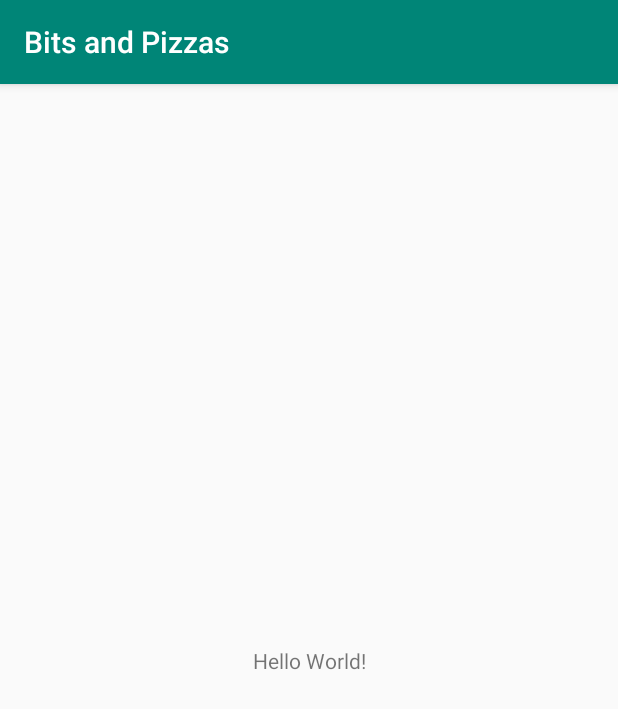
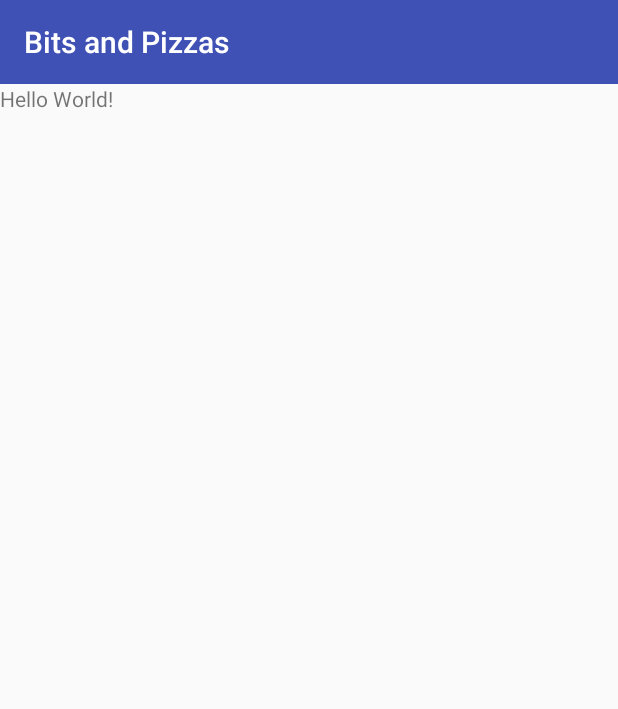
Before and after one commit to layonmartins/Bits-and-Pizza, an Android app: the screen it shows after launch (MainActivity), on a phone screen of 412 x 824 dp. Shown: the top 709 px of the screen. Run offline under Robolectric (Android 15) with nearby library versions, the phone set to English and light mode, and no system bars.

Commit message:
include a basic Toolbar

```diff
--- a/app/build.gradle
+++ b/app/build.gradle
@@ -26,4 +26,6 @@ dependencies {
     testImplementation 'junit:junit:4.12'
     androidTestImplementation 'androidx.test.ext:junit:1.1.0'
     androidTestImplementation 'androidx.test.espresso:espresso-core:3.1.1'
+    //noinspection GradleCompatible
+
 }
--- a/app/src/main/java/com/hfad/bitsandpizzas/MainActivity.java
+++ b/app/src/main/java/com/hfad/bitsandpizzas/MainActivity.java
@@ -1,8 +1,11 @@
 package com.hfad.bitsandpizzas;
 
 import androidx.appcompat.app.AppCompatActivity;
+import androidx.appcompat.widget.Toolbar;
+
 
 import android.os.Bundle;
+
 
 public class MainActivity extends AppCompatActivity {
 
@@ -10,5 +13,7 @@ public class MainActivity extends AppCompatActivity {
     protected void onCreate(Bundle savedInstanceState) {
         super.onCreate(savedInstanceState);
         setContentView(R.layout.activity_main);
+        Toolbar toolbar = (Toolbar) findViewById(R.id.toolbar);
+        setSupportActionBar(toolbar);
     }
 }
--- a/app/src/main/res/layout/activity_main.xml
+++ b/app/src/main/res/layout/activity_main.xml
@@ -1,18 +1,20 @@
 <?xml version="1.0" encoding="utf-8"?>
-<androidx.constraintlayout.widget.ConstraintLayout xmlns:android="http://schemas.android.com/apk/res/android"
+<LinearLayout xmlns:android="http://schemas.android.com/apk/res/android"
     xmlns:app="http://schemas.android.com/apk/res-auto"
     xmlns:tools="http://schemas.android.com/tools"
     android:layout_width="match_parent"
     android:layout_height="match_parent"
+    android:orientation="vertical"
     tools:context=".MainActivity">
+
+    <include
+        layout="@layout/toolbar_main"
+        android:id="@+id/toolbar"/>
 
     <TextView
         android:layout_width="wrap_content"
         android:layout_height="wrap_content"
         android:text="Hello World!"
-        app:layout_constraintBottom_toBottomOf="parent"
-        app:layout_constraintLeft_toLeftOf="parent"
-        app:layout_constraintRight_toRightOf="parent"
-        app:layout_constraintTop_toTopOf="parent" />
+        />
 
-</androidx.constraintlayout.widget.ConstraintLayout>
+</LinearLayout>
--- /dev/null
+++ b/app/src/main/res/layout/toolbar_main.xml
@@ -0,0 +1,6 @@
+<androidx.appcompat.widget.Toolbar
+    xmlns:android="http://schemas.android.com/apk/res/android"
+    android:layout_width="match_parent"
+    android:layout_height="?attr/actionBarSize"
+    android:background="?attr/colorPrimary"
+    android:theme="@style/ThemeOverlay.AppCompat.Dark.ActionBar"/>
--- a/app/src/main/res/values/colors.xml
+++ b/app/src/main/res/values/colors.xml
@@ -1,6 +1,6 @@
 <?xml version="1.0" encoding="utf-8"?>
 <resources>
-    <color name="colorPrimary">#008577</color>
-    <color name="colorPrimaryDark">#00574B</color>
-    <color name="colorAccent">#D81B60</color>
+    <color name="colorPrimary">#3F51B5</color>
+    <color name="colorPrimaryDark">#303f9f</color>
+    <color name="colorAccent">#FF4081</color>
 </resources>
--- a/app/src/main/res/values/styles.xml
+++ b/app/src/main/res/values/styles.xml
@@ -1,7 +1,7 @@
 <resources>
 
     <!-- Base application theme. -->
-    <style name="AppTheme" parent="Theme.AppCompat.Light.DarkActionBar">
+    <style name="AppTheme" parent="Theme.AppCompat.Light.NoActionBar">
         <!-- Customize your theme here. -->
         <item name="colorPrimary">@color/colorPrimary</item>
         <item name="colorPrimaryDark">@color/colorPrimaryDark</item>
```
